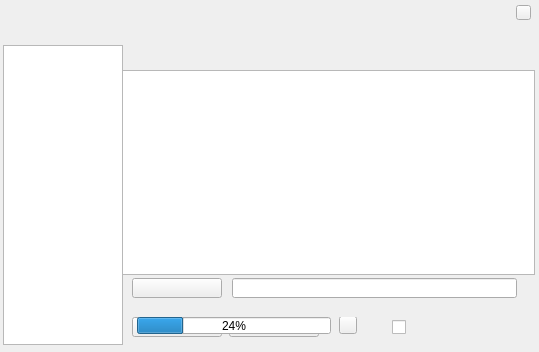
Above: ui/confw.ui from UbuntuKylin/kylin-software-center before the change. Below: the same form after it.
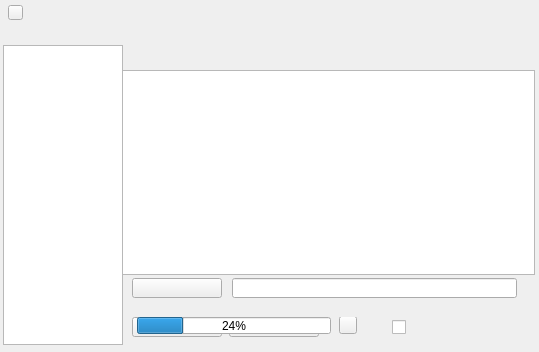
That is the form after the change.

```diff
--- a/ui/confw.ui
+++ b/ui/confw.ui
@@ -183,7 +183,7 @@
   <widget class="QPushButton" name="btnClose">
    <property name="geometry">
     <rect>
-     <x>516</x>
+     <x>8</x>
      <y>5</y>
      <width>15</width>
      <height>15</height>
```
